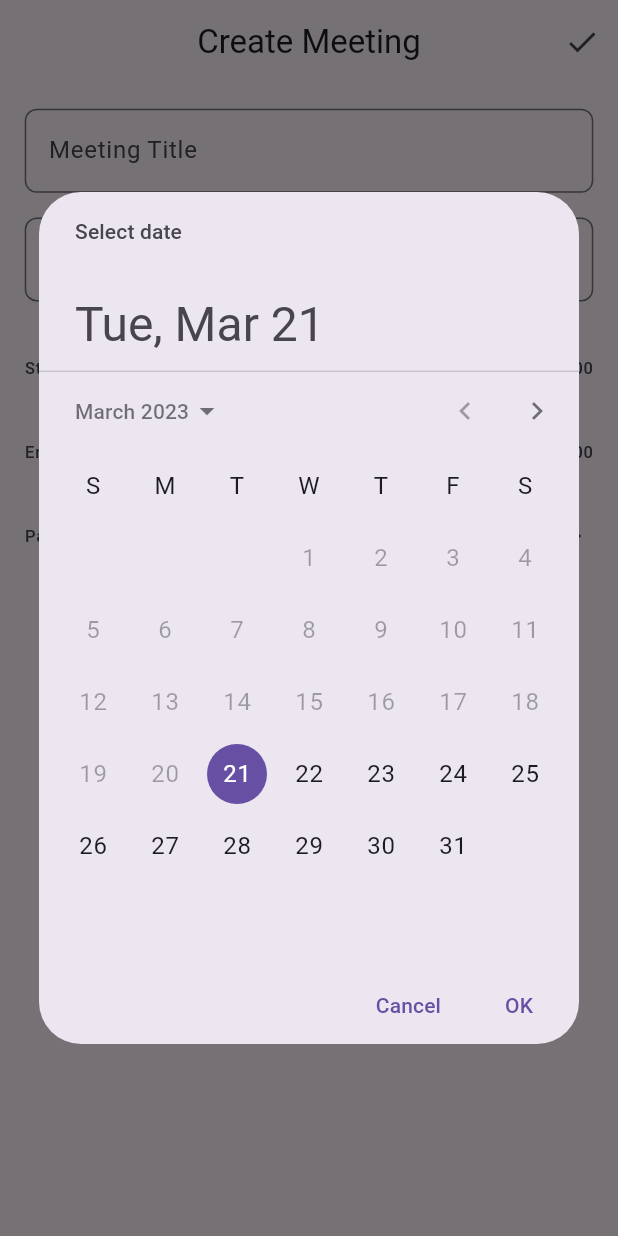
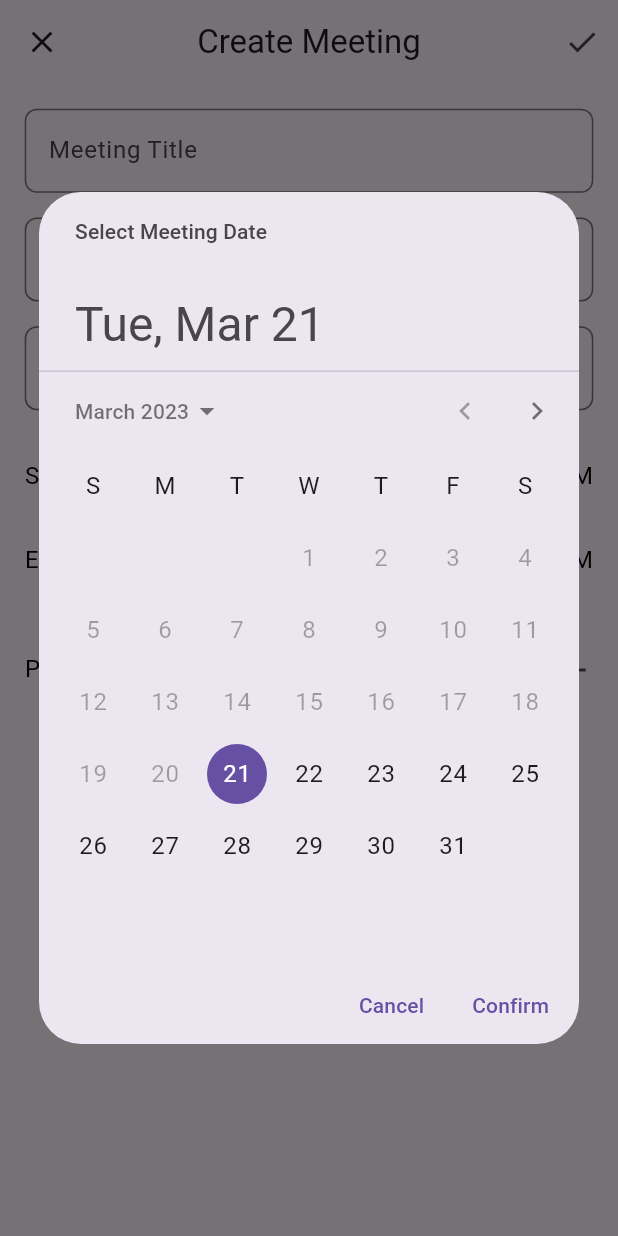
Before and after one commit to WinMeet/winmeet_mobile, a Flutter app: the CreateMeetingView screen opened by its route, after a tap on "Starts", on a phone screen of 412 x 824 dp. Run offline on Flutter 3.47's test engine with Material 2 defaults, Android fonts, the phone set to English and light mode, and no system bars; our stand-ins replace auto_route, bloc, dio, flutter_bloc, flutter_native_splash, flutter_svg and 7 more; generated files the repository leaves out were written again.

Commit message:
refactor create meeting

```diff
--- a/lib/app/router/app_router.dart
+++ b/lib/app/router/app_router.dart
@@ -3,13 +3,12 @@ import 'package:auto_route/empty_router_widgets.dart';
 import 'package:winmeet_mobile/feature/auth/forgot_password/presentation/view/forgot_password_view.dart';
 import 'package:winmeet_mobile/feature/auth/login/presentation/view/login_view.dart';
 import 'package:winmeet_mobile/feature/auth/register/presentation/view/register_view.dart';
+import 'package:winmeet_mobile/feature/create_meeting/presentation/view/create_meeting_view.dart';
 import 'package:winmeet_mobile/feature/navbar/navbar_view.dart';
 import 'package:winmeet_mobile/feature/onboarding/presentation/view/onboarding_view.dart';
 import 'package:winmeet_mobile/feature/pending/view/pending_view.dart';
 import 'package:winmeet_mobile/feature/schedule/presentation/view/schedule_view.dart';
 import 'package:winmeet_mobile/presentation/views/add_participant/add_participant_view.dart';
-import 'package:winmeet_mobile/presentation/views/create_meeting/create_meeting_view.dart';
-
 import 'package:winmeet_mobile/presentation/views/settings/settings_view.dart';
 
 @MaterialAutoRouter(
--- a/lib/app/widgets/calendar/winmeet_calendar.dart
+++ b/lib/app/widgets/calendar/winmeet_calendar.dart
@@ -15,14 +15,14 @@ class WinMeetCalendar extends StatefulWidget {
 
 class _WinMeetCalendarState extends State<WinMeetCalendar> {
   CalendarFormat _calendarFormat = CalendarFormat.month;
-  DateTime _focusedDay = CalendarUtils2.today;
+  DateTime _focusedDay = CalendarUtils.today;
 
   @override
   Widget build(BuildContext context) {
     return TableCalendar<dynamic>(
       focusedDay: _focusedDay,
-      firstDay: CalendarUtils2.firstDay,
-      lastDay: CalendarUtils2.lastDay,
+      firstDay: CalendarUtils.firstDay,
+      lastDay: CalendarUtils.lastDay,
       calendarFormat: _calendarFormat,
       startingDayOfWeek: StartingDayOfWeek.monday,
       availableCalendarFormats: const {
--- a/lib/core/utils/calendar/calendar_utils.dart
+++ b/lib/core/utils/calendar/calendar_utils.dart
@@ -1,14 +1,16 @@
-import 'package:table_calendar/table_calendar.dart';
-
 class CalendarUtils {
-  static DateTime kToday = DateTime.now();
-  static DateTime kFirstDay = DateTime(kToday.year - 1, kToday.month, kToday.day);
-  static DateTime kLastDay = DateTime(kToday.year + 1, kToday.month, kToday.day);
-  static CalendarFormat calendarFormat = CalendarFormat.week;
-}
-
-class CalendarUtils2 {
   static DateTime today = DateTime.now();
   static DateTime firstDay = DateTime.now().subtract(const Duration(days: 365));
   static DateTime lastDay = DateTime.now().add(const Duration(days: 365));
+
+  static DateTime get initialStartDate {
+    final currentTime = DateTime.now();
+
+    return currentTime.add(Duration(minutes: 60 - currentTime.minute));
+  }
+
+  static DateTime get initialEndDate {
+    final currentTime = DateTime.now();
+    return currentTime.add(Duration(minutes: 120 - currentTime.minute));
+  }
 }
--- /dev/null
+++ b/lib/core/utils/date_time_picker/date_time_picker_utils.dart
@@ -0,0 +1,50 @@
+import 'package:flutter/material.dart';
+import 'package:winmeet_mobile/core/utils/calendar/calendar_utils.dart';
+
+class DateTimePickerUtils {
+  static Future<DateTime?> pickDateTime({
+    required BuildContext context,
+    required DateTime initialTime,
+  }) async {
+    final pickedDate = await _pickDate(context: context, initialTime: initialTime);
+
+    if (context.mounted && pickedDate != null) {
+      final pickedTime = await _pickTime(context: context, initialTime: initialTime);
+
+      if (pickedTime != null) {
+        return DateTime(
+          pickedDate.year,
+          pickedDate.month,
+          pickedDate.day,
+          pickedTime.hour,
+          pickedTime.minute,
+        );
+      }
+    }
+    return null;
+  }
+
+  static Future<DateTime?> _pickDate({required BuildContext context, required DateTime initialTime}) {
+    return showDatePicker(
+      context: context,
+      initialDate: initialTime,
+      firstDate: CalendarUtils.today,
+      lastDate: CalendarUtils.lastDay,
+      initialEntryMode: DatePickerEntryMode.calendarOnly,
+      helpText: 'Select Meeting Date',
+      cancelText: 'Cancel',
+      confirmText: 'Confirm',
+    );
+  }
+
+  static Future<TimeOfDay?> _pickTime({required BuildContext context, required DateTime initialTime}) {
+    return showTimePicker(
+      context: context,
+      initialTime: TimeOfDay.fromDateTime(initialTime),
+      initialEntryMode: TimePickerEntryMode.dialOnly,
+      helpText: 'Select Meeting Time',
+      cancelText: 'Cancel',
+      confirmText: 'Confirm',
+    );
+  }
+}
--- /dev/null
+++ b/lib/core/utils/snackbar/snackbar_utils.dart
@@ -0,0 +1,12 @@
+import 'package:flutter/material.dart';
+
+abstract class SnackbarUtils {
+  static void showSnackbar({
+    required BuildContext context,
+    required String message,
+  }) {
+    ScaffoldMessenger.of(context)
+      ..hideCurrentSnackBar()
+      ..showSnackBar(SnackBar(content: Text(message)));
+  }
+}
--- /dev/null
+++ b/lib/feature/create_meeting/presentation/cubit/create_meeting_cubit.dart
@@ -0,0 +1,22 @@
+import 'package:bloc/bloc.dart';
+import 'package:freezed_annotation/freezed_annotation.dart';
+import 'package:winmeet_mobile/core/utils/calendar/calendar_utils.dart';
+
+part 'create_meeting_state.dart';
+part 'create_meeting_cubit.freezed.dart';
+
+class CreateMeetingCubit extends Cubit<CreateMeetingState> {
+  CreateMeetingCubit() : super(CreateMeetingState.initial());
+
+  void setStartDateTime({required DateTime startDateTime}) {
+    emit(state.copyWith(startDateTime: startDateTime));
+  }
+
+  void setEndDateTime({required DateTime endDateTime}) {
+    emit(state.copyWith(endDateTime: endDateTime));
+  }
+
+  void setStartAndEndDateTime({required DateTime startDateTime, required DateTime endDateTime}) {
+    emit(state.copyWith(startDateTime: startDateTime, endDateTime: endDateTime));
+  }
+}
--- /dev/null
+++ b/lib/feature/create_meeting/presentation/cubit/create_meeting_state.dart
@@ -0,0 +1,14 @@
+part of 'create_meeting_cubit.dart';
+
+@freezed
+class CreateMeetingState with _$CreateMeetingState {
+  const factory CreateMeetingState({
+    required DateTime startDateTime,
+    required DateTime endDateTime,
+  }) = _CreateMeetingState;
+
+  factory CreateMeetingState.initial() => CreateMeetingState(
+        startDateTime: CalendarUtils.initialStartDate,
+        endDateTime: CalendarUtils.initialEndDate,
+      );
+}
--- /dev/null
+++ b/lib/feature/create_meeting/presentation/view/create_meeting_view.dart
@@ -0,0 +1,202 @@
+import 'package:auto_route/auto_route.dart';
+import 'package:flutter/material.dart';
+import 'package:flutter_bloc/flutter_bloc.dart';
+import 'package:intl/intl.dart';
+import 'package:winmeet_mobile/core/extensions/context_extensions.dart';
+import 'package:winmeet_mobile/core/extensions/widget_extesions.dart';
+import 'package:winmeet_mobile/core/utils/calendar/calendar_utils.dart';
+import 'package:winmeet_mobile/core/utils/date_time_picker/date_time_picker_utils.dart';
+import 'package:winmeet_mobile/core/utils/snackbar/snackbar_utils.dart';
+import 'package:winmeet_mobile/feature/create_meeting/presentation/cubit/create_meeting_cubit.dart';
+import 'package:winmeet_mobile/presentation/widgets/input/normal_input_field.dart';
+
+class CreateMeetingView extends StatelessWidget {
+  const CreateMeetingView({super.key});
+
+  @override
+  Widget build(BuildContext context) {
+    return BlocProvider(
+      create: (context) => CreateMeetingCubit(),
+      child: const _CreateMeetingScaffold(),
+    );
+  }
+}
+
+class _CreateMeetingScaffold extends StatelessWidget {
+  const _CreateMeetingScaffold();
+
+  @override
+  Widget build(BuildContext context) {
+    return Scaffold(
+      appBar: AppBar(
+        title: const Text('Create Meeting'),
+        automaticallyImplyLeading: false,
+        leading: IconButton(
+          onPressed: () => context.router.pop(),
+          icon: const Icon(Icons.close),
+        ),
+        actions: [
+          IconButton(
+            onPressed: () {},
+            icon: const Icon(Icons.done),
+          ),
+        ],
+      ),
+      body: Padding(
+        padding: context.paddingAllDefault,
+        child: SingleChildScrollView(
+          child: Column(
+            children: [
+              const NormalInputField(
+                labelText: 'Meeting Title',
+                errorLabel: 'This field cannot be empty',
+                textInputAction: TextInputAction.next,
+                isValid: true,
+              ),
+              const NormalInputField(
+                labelText: 'Meeting Description',
+                textInputAction: TextInputAction.next,
+              ),
+              const NormalInputField(
+                labelText: 'Location',
+                textInputAction: TextInputAction.next,
+              ),
+              const _DateTimePicker(),
+              const _Participants(),
+            ].withSpaceBetween(height: context.mediumValue),
+          ),
+        ),
+      ),
+    );
+  }
+}
+
+class _DateTimePicker extends StatelessWidget {
+  const _DateTimePicker();
+
+  @override
+  Widget build(BuildContext context) {
+    return Column(
+      children: [
+        BlocBuilder<CreateMeetingCubit, CreateMeetingState>(
+          builder: (context, state) => _DateTimeTile(
+            label: 'Starts',
+            dateTime: state.startDateTime,
+            onTap: () => _onStartTimeSelected(context, state),
+          ),
+        ),
+        BlocBuilder<CreateMeetingCubit, CreateMeetingState>(
+          builder: (context, state) => _DateTimeTile(
+            label: 'Ends',
+            dateTime: state.endDateTime,
+            onTap: () => _onEndTimeSelected(context, state),
+          ),
+        ),
+      ],
+    );
+  }
+
+  Future<void> _onStartTimeSelected(BuildContext context, CreateMeetingState state) async {
+    final selectedStartTime =
+        await DateTimePickerUtils.pickDateTime(context: context, initialTime: state.startDateTime);
+
+    if (context.mounted && selectedStartTime != null) {
+      if (selectedStartTime.isAfter(state.endDateTime)) {
+        final endDateTime = selectedStartTime.add(const Duration(hours: 1));
+        context.read<CreateMeetingCubit>().setStartAndEndDateTime(
+              startDateTime: selectedStartTime,
+              endDateTime: endDateTime,
+            );
+      } else if (selectedStartTime.isBefore(CalendarUtils.today)) {
+        SnackbarUtils.showSnackbar(
+          context: context,
+          message: 'Event cannot start earlier than now',
+        );
+      } else {
+        context.read<CreateMeetingCubit>().setStartDateTime(startDateTime: selectedStartTime);
+      }
+    }
+  }
+
+  Future<void> _onEndTimeSelected(BuildContext context, CreateMeetingState state) async {
+    final selectedEndTime = await DateTimePickerUtils.pickDateTime(context: context, initialTime: state.endDateTime);
+
+    if (context.mounted && selectedEndTime != null) {
+      if (selectedEndTime.isBefore(state.startDateTime)) {
+        SnackbarUtils.showSnackbar(
+          context: context,
+          message: 'Event cannot end earlier start date',
+        );
+      } else if (selectedEndTime.isBefore(CalendarUtils.today)) {
+        SnackbarUtils.showSnackbar(
+          context: context,
+          message: 'Event cannot start earlier than now',
+        );
+      } else {
+        context.read<CreateMeetingCubit>().setEndDateTime(endDateTime: selectedEndTime);
+      }
+    }
+  }
+}
+
+class _DateTimeTile extends StatelessWidget {
+  const _DateTimeTile({
+    required this.label,
+    required this.dateTime,
+    required this.onTap,
+  });
+  final String label;
+  final DateTime dateTime;
+  final VoidCallback onTap;
+
+  @override
+  Widget build(BuildContext context) {
+    return ListTile(
+      contentPadding: EdgeInsets.zero,
+      leading: Text(
+        label,
+        style: context.textTheme.bodyLarge,
+      ),
+      trailing: Text(
+        DateFormat.yMMMd().add_jm().format(dateTime),
+        style: context.textTheme.bodyLarge,
+      ),
+      onTap: onTap,
+    );
+  }
+}
+
+class _Participants extends StatelessWidget {
+  const _Participants();
+
+  @override
+  Widget build(BuildContext context) {
+    return Column(
+      children: [
+        ListTile(
+          contentPadding: EdgeInsets.zero,
+          leading: Text(
+            'Participants',
+            style: context.textTheme.bodyLarge,
+          ),
+          trailing: const Icon(Icons.add),
+        ),
+        SizedBox(
+          height: context.veryHighValue2x,
+          child: SingleChildScrollView(
+            child: Wrap(
+              runSpacing: context.lowValue,
+              spacing: context.lowValue,
+              children: List.generate(
+                10,
+                (index) => const Chip(
+                  label: Text('cemo99@gmail.com'),
+                ),
+              ),
+            ),
+          ),
+        ),
+      ],
+    );
+  }
+}
--- a/lib/presentation/views/create_meeting/create_meeting_view.dart
+++ b/lib/presentation/views/create_meeting/create_meeting_view.dart
@@ -1,149 +1,172 @@
-import 'package:auto_route/auto_route.dart';
-import 'package:flutter/material.dart';
-import 'package:intl/intl.dart';
-import 'package:winmeet_mobile/app/router/app_router.gr.dart';
-import 'package:winmeet_mobile/core/extensions/context_extensions.dart';
-import 'package:winmeet_mobile/core/utils/calendar/calendar_utils.dart';
-import 'package:winmeet_mobile/presentation/widgets/input/text_input_field.dart';
+// import 'package:auto_route/auto_route.dart';
+// import 'package:flutter/material.dart';
+// import 'package:intl/intl.dart';
+// import 'package:winmeet_mobile/app/router/app_router.gr.dart';
+// import 'package:winmeet_mobile/core/extensions/context_extensions.dart';
+// import 'package:winmeet_mobile/core/utils/calendar/calendar_utils.dart';
+// import 'package:winmeet_mobile/presentation/widgets/input/text_input_field.dart';
 
-class CreateMeetingView extends StatefulWidget {
-  const CreateMeetingView({super.key});
+// class CreateMeetingView extends StatefulWidget {
+//   const CreateMeetingView({super.key});
 
-  @override
-  State<CreateMeetingView> createState() => _CreateMeetingViewState();
-}
+//   @override
+//   State<CreateMeetingView> createState() => _CreateMeetingViewState();
+// }
 
-class _CreateMeetingViewState extends State<CreateMeetingView> {
-  DateTime starts = DateTime.now().add(const Duration(hours: 1)).subtract(Duration(minutes: DateTime.now().minute));
+// class _CreateMeetingViewState extends State<CreateMeetingView> {
+//   DateTime starts = DateTime.now().add(const Duration(hours: 1)).subtract(Duration(minutes: DateTime.now().minute));
 
-  DateTime ends = DateTime.now().add(const Duration(hours: 2)).subtract(Duration(minutes: DateTime.now().minute));
+//   DateTime ends = DateTime.now().add(const Duration(hours: 2)).subtract(Duration(minutes: DateTime.now().minute));
 
-  final _formKey = GlobalKey<FormState>();
+//   final _formKey = GlobalKey<FormState>();
 
-  @override
-  Widget build(BuildContext context) {
-    return Scaffold(
-      appBar: AppBar(
-        title: const Text(
-          'Create Meeting',
-        ),
-        actions: [
-          IconButton(
-            onPressed: () {
-              if (_formKey.currentState!.validate()) {
-                context.router.pop();
-                ScaffoldMessenger.of(context).showSnackBar(
-                  const SnackBar(
-                    content: Text('Emails are sent to all participants.'),
-                  ),
-                );
-              }
-            },
-            icon: const Icon(
-              Icons.done,
-            ),
-          ),
-        ],
-      ),
-      body: Padding(
-        padding: context.paddingAllDefault,
-        child: Column(
-          children: [
-            Form(
-              key: _formKey,
-              child: TextInputField(
-                errorText: 'This field cannot be empty',
-                labelText: 'Meeting Title',
-                textInputAction: TextInputAction.next,
-                isValidInput: true,
-                validator: (value) {
-                  if (value == null || value.isEmpty) {
-                    return 'Title cannot be empty';
-                  }
-                  return null;
-                },
-              ),
-            ),
-            SizedBox(
-              height: context.mediumValue,
-            ),
-            const TextInputField(
-              errorText: 'This field cannot be empty',
-              labelText: 'Meeting Description',
-              textInputAction: TextInputAction.done,
-              isValidInput: true,
-            ),
-            SizedBox(
-              height: context.mediumValue,
-            ),
-            ListTile(
-              contentPadding: EdgeInsets.zero,
-              leading: const Text('Starts'),
-              onTap: () async {
-                final date = await pickDate(context: context, initialTime: starts);
+//   @override
+//   Widget build(BuildContext context) {
+//     return Scaffold(
+//       appBar: AppBar(
+//         title: const Text(
+//           'Create Meeting',
+//         ),
+//         actions: [
+//           IconButton(
+//             onPressed: () {
+//               if (_formKey.currentState!.validate()) {
+//                 context.router.pop();
+//                 ScaffoldMessenger.of(context).showSnackBar(
+//                   const SnackBar(
+//                     content: Text('Emails are sent to all participants.'),
+//                   ),
+//                 );
+//               }
+//             },
+//             icon: const Icon(
+//               Icons.done,
+//             ),
+//           ),
+//         ],
+//       ),
+//       body: Padding(
+//         padding: context.paddingAllDefault,
+//         child: Column(
+//           children: [
+//             Form(
+//               key: _formKey,
+//               child: TextInputField(
+//                 errorText: 'This field cannot be empty',
+//                 labelText: 'Meeting Title',
+//                 textInputAction: TextInputAction.next,
+//                 isValidInput: true,
+//                 validator: (value) {
+//                   if (value == null || value.isEmpty) {
+//                     return 'Title cannot be empty';
+//                   }
+//                   return null;
+//                 },
+//               ),
+//             ),
+//             SizedBox(
+//               height: context.mediumValue,
+//             ),
+//             const TextInputField(
+//               errorText: 'This field cannot be empty',
+//               labelText: 'Meeting Description',
+//               textInputAction: TextInputAction.done,
+//               isValidInput: true,
+//             ),
+//             SizedBox(
+//               height: context.mediumValue,
+//             ),
+//             ListTile(
+//               contentPadding: EdgeInsets.zero,
+//               leading: const Text('Starts'),
+//               onTap: () async {
+//                 final date = await pickDate(context: context, initialTime: starts);
 
-                if (date == null) return;
+//                 if (date == null) return;
 
-                final time = await pickTime(context: context, initialTime: date);
-                if (time != null) {
-                  setState(() {
-                    starts = DateTime(date.year, date.month, date.day, time.hour, time.minute);
-                    ends = DateTime(date.year, date.month, date.day, time.hour + 1, time.minute);
-                  });
-                }
-              },
-              trailing: Text(DateFormat.yMMMd().add_Hm().format(starts)),
-            ),
-            ListTile(
-              contentPadding: EdgeInsets.zero,
-              leading: const Text('Ends'),
-              onTap: () async {
-                final date = await pickDate(context: context, initialTime: ends);
+//                 final time = await pickTime(context: context, initialTime: date);
+//                 if (time != null) {
+//                   setState(() {
+//                     starts = DateTime(date.year, date.month, date.day, time.hour, time.minute);
+//                     ends = DateTime(date.year, date.month, date.day, time.hour + 1, time.minute);
+//                   });
+//                 }
+//               },
+//               trailing: Text(DateFormat.yMMMd().add_Hm().format(starts)),
+//             ),
+//             ListTile(
+//               contentPadding: EdgeInsets.zero,
+//               leading: const Text('Ends'),
+//               onTap: () async {
+//                 final date = await pickDate(context: context, initialTime: ends);
 
-                if (date == null) return;
+//                 if (date == null) return;
 
-                final time = await pickTime(context: context, initialTime: ends);
-                if (time != null) {
-                  setState(() {
-                    ends = DateTime(date.year, date.month, date.day, time.hour, time.minute);
-                  });
-                }
-              },
-              trailing: Text(DateFormat.yMMMd().add_Hm().format(ends)),
-            ),
-            ListTile(
-              contentPadding: EdgeInsets.zero,
-              leading: const Text('Participants'),
-              onTap: () {
-                context.router.push(
-                  const AddParticipantRoute(),
-                );
-              },
-              trailing: const Icon(
-                Icons.chevron_right,
-              ),
-            ),
-          ],
-        ),
-      ),
-    );
-  }
+//                 final time = await pickTime(context: context, initialTime: ends);
+//                 if (time != null) {
+//                   setState(() {
+//                     ends = DateTime(date.year, date.month, date.day, time.hour, time.minute);
+//                   });
+//                 }
+//               },
+//               trailing: Text(DateFormat.yMMMd().add_Hm().format(ends)),
+//             ),
+//             ListTile(
+//               contentPadding: EdgeInsets.zero,
+//               leading: const Text('Participants'),
+//               onTap: () {
+//                 context.router.push(
+//                   const AddParticipantRoute(),
+//                 );
+//               },
+//               trailing: const Icon(
+//                 Icons.chevron_right,
+//               ),
+//             ),
+//           ],
+//         ),
+//       ),
+//     );
+//   }
 
-  Future<DateTime?> pickDate({required BuildContext context, required DateTime initialTime}) {
-    return showDatePicker(
-      initialEntryMode: DatePickerEntryMode.calendarOnly,
-      context: context,
-      initialDate: initialTime,
-      firstDate: CalendarUtils.kToday,
-      lastDate: CalendarUtils.kLastDay,
-    );
-  }
+//   Future<DateTime?> pickDateTime({
+//     required BuildContext context,
+//     required DateTime initialTime,
+//   }) async {
+//     final pickedDate = await pickDate(context: context, initialTime: initialTime);
 
-  Future<TimeOfDay?> pickTime({required BuildContext context, required DateTime initialTime}) {
-    return showTimePicker(
-      initialEntryMode: TimePickerEntryMode.dialOnly,
-      context: context,
-      initialTime: TimeOfDay.fromDateTime(initialTime),
-    );
-  }
-}
+//     if (context.mounted && pickedDate != null) {
+//       final pickedTime = await pickTime(context: context, initialTime: initialTime);
+
+//       if (pickedTime != null) {
+//         return DateTime(
+//           pickedDate.year,
+//           pickedDate.month,
+//           pickedDate.day,
+//           pickedTime.hour,
+//           pickedTime.minute,
+//         );
+//       }
+//     }
+
+//     return null;
+//   }
+
+//   Future<DateTime?> pickDate({required BuildContext context, required DateTime initialTime}) {
+//     return showDatePicker(
+//       initialEntryMode: DatePickerEntryMode.calendarOnly,
+//       context: context,
+//       initialDate: initialTime,
+//       firstDate: CalendarUtils.kToday,
+//       lastDate: CalendarUtils.kLastDay,
+//     );
+//   }
+
+//   Future<TimeOfDay?> pickTime({required BuildContext context, required DateTime initialTime}) {
+//     return showTimePicker(
+//       initialEntryMode: TimePickerEntryMode.dialOnly,
+//       context: context,
+//       initialTime: TimeOfDay.fromDateTime(initialTime),
+//     );
+//   }
+// }
--- a/lib/presentation/widgets/input/normal_input_field.dart
+++ b/lib/presentation/widgets/input/normal_input_field.dart
@@ -3,17 +3,18 @@ import 'package:flutter/material.dart';
 class NormalInputField extends StatelessWidget {
   const NormalInputField({
     required this.labelText,
-    required this.errorLabel,
     required this.textInputAction,
-    required this.isValid,
+    this.isValid,
+    this.errorLabel,
+    this.prefixIcon,
     super.key,
     this.onChanged,
   });
-
+  final Icon? prefixIcon;
   final String labelText;
-  final String errorLabel;
+  final String? errorLabel;
   final TextInputAction textInputAction;
-  final bool isValid;
+  final bool? isValid;
   final void Function(String)? onChanged;
 
   @override
@@ -22,9 +23,9 @@ class NormalInputField extends StatelessWidget {
       textInputAction: textInputAction,
       keyboardType: TextInputType.text,
       decoration: InputDecoration(
-        prefixIcon: const Icon(Icons.person),
+        prefixIcon: prefixIcon,
         labelText: labelText,
-        errorText: isValid ? errorLabel : null,
+        errorText: (isValid ?? true) ? null : errorLabel,
       ),
       onChanged: onChanged,
     );
--- a/pubspec.yaml
+++ b/pubspec.yaml
@@ -38,6 +38,7 @@ dependencies:
   # UI
   table_calendar: ^3.0.8
   cupertino_icons: ^1.0.2
+  omni_datetime_picker: ^1.0.1
 
   # Utility
   intl: ^0.17.0
```
Also changed, not shown: lib/app/router/wrappers/pending_wrapper.dart (deleted, +0 -9 lines), lib/app/router/wrappers/schedule_wrapper.dart (deleted, +0 -9 lines), lib/app/router/wrappers/settings_wrapper.dart (deleted, +0 -9 lines), lib/feature/auth/forgot_password/presentation/view/forgot_password_view.dart (+8 -12 lines), lib/feature/auth/login/presentation/view/login_view.dart (+4 -4 lines), lib/feature/auth/register/presentation/view/register_view.dart (+10 -14 lines), lib/app/router/app_router.gr.dart, pubspec.lock.
